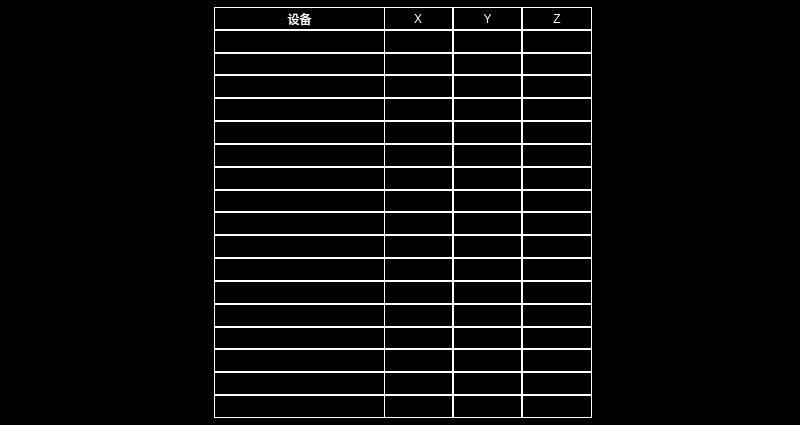
Old version of the form devicedata_version.ui in the repository mayue-crrc/Loco8.
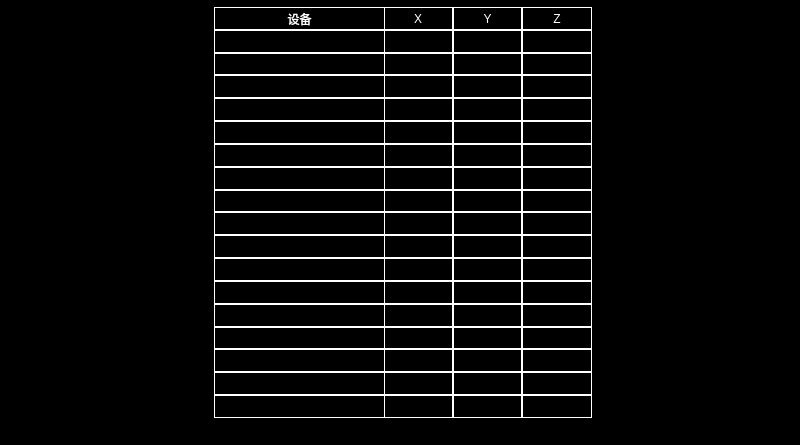
New version of the form.

What changed in the file:
```diff
--- a/devicedata_version.ui
+++ b/devicedata_version.ui
@@ -7,7 +7,7 @@
     <x>0</x>
     <y>0</y>
     <width>800</width>
-    <height>425</height>
+    <height>445</height>
    </rect>
   </property>
   <property name="windowTitle">
```
